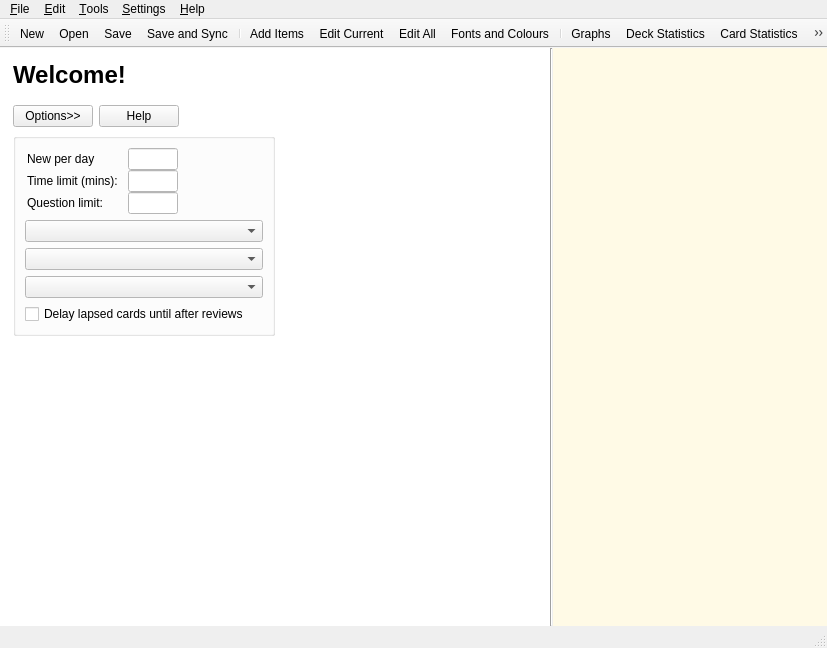
The window that designer/main.ui (ankitects/anki) describes before a commit, drawn with Qt 5.
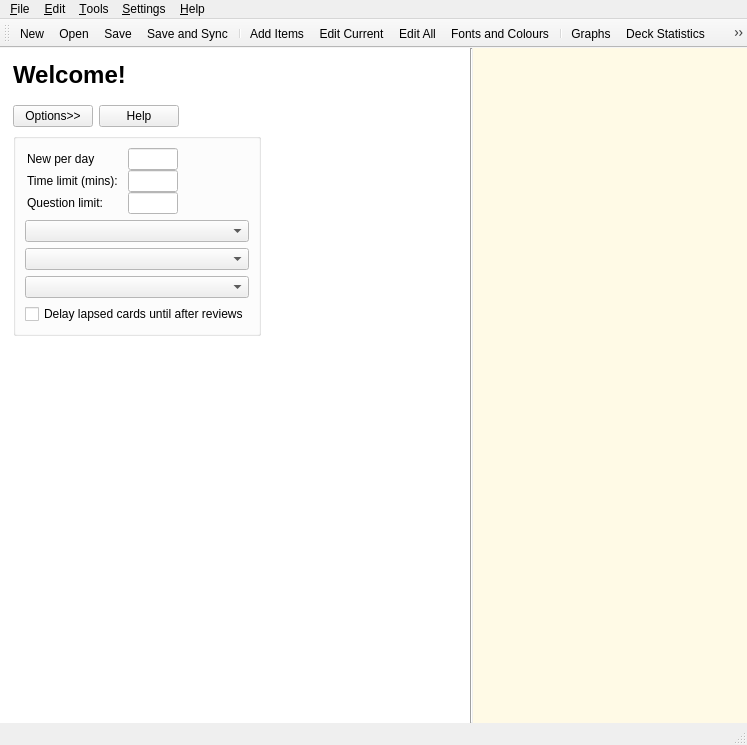
The same window after the commit. The open tabs and pages were chosen to show the change. Icons and pictures are not drawn.

Commit message: don't let study options expand too much

```diff
--- a/designer/main.ui
+++ b/designer/main.ui
@@ -5,8 +5,8 @@
    <rect>
     <x>0</x>
     <y>0</y>
-    <width>827</width>
-    <height>648</height>
+    <width>747</width>
+    <height>745</height>
    </rect>
   </property>
   <property name="sizePolicy" >
@@ -27,8 +27,8 @@
     <rect>
      <x>0</x>
      <y>69</y>
-     <width>827</width>
-     <height>559</height>
+     <width>747</width>
+     <height>656</height>
     </rect>
    </property>
    <property name="sizePolicy" >
@@ -207,8 +207,8 @@
            <rect>
             <x>0</x>
             <y>0</y>
-            <width>542</width>
-            <height>504</height>
+            <width>462</width>
+            <height>601</height>
            </rect>
           </property>
           <layout class="QHBoxLayout" name="horizontalLayout_5" >
@@ -286,6 +286,12 @@
                  </item>
                  <item>
                   <widget class="QGroupBox" name="optionsBox" >
+                   <property name="maximumSize" >
+                    <size>
+                     <width>300</width>
+                     <height>16777215</height>
+                    </size>
+                   </property>
                    <property name="title" >
                     <string/>
                    </property>
@@ -767,7 +773,7 @@
            <rect>
             <x>0</x>
             <y>0</y>
-            <width>542</width>
+            <width>462</width>
             <height>49</height>
            </rect>
           </property>
@@ -965,7 +971,7 @@
     <rect>
      <x>0</x>
      <y>0</y>
-     <width>827</width>
+     <width>747</width>
      <height>23</height>
     </rect>
    </property>
@@ -1112,8 +1118,8 @@
    <property name="geometry" >
     <rect>
      <x>0</x>
-     <y>628</y>
-     <width>827</width>
+     <y>725</y>
+     <width>747</width>
      <height>20</height>
     </rect>
    </property>
@@ -1126,7 +1132,7 @@
     <rect>
      <x>0</x>
      <y>23</y>
-     <width>827</width>
+     <width>747</width>
      <height>46</height>
     </rect>
    </property>
```
Left out of the diff: 2 changed lines with no effect on the pictures.
